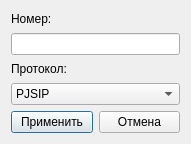
okostynchuk/Outcall, file src/AddExtensionDialog.ui: the form before one commit.
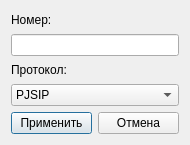
The form after the commit. Icons and pictures are not drawn.

Commit message: fixed org label layout in add/edit contact + some minor GUI fixes

```diff
--- a/src/AddExtensionDialog.ui
+++ b/src/AddExtensionDialog.ui
@@ -6,10 +6,16 @@
    <rect>
     <x>0</x>
     <y>0</y>
-    <width>191</width>
-    <height>144</height>
+    <width>190</width>
+    <height>145</height>
    </rect>
   </property>
+  <property name="maximumSize">
+   <size>
+    <width>16777215</width>
+    <height>145</height>
+   </size>
+  </property>
   <property name="windowTitle">
    <string/>
   </property>
```
The commit also changes 4 other files.
